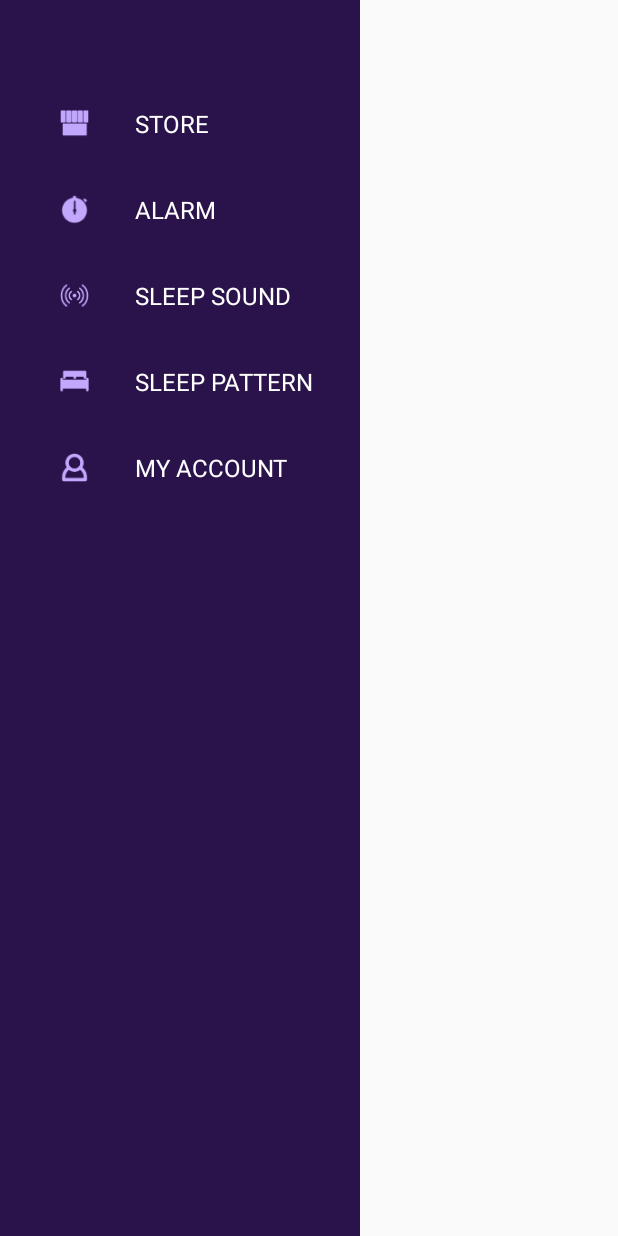
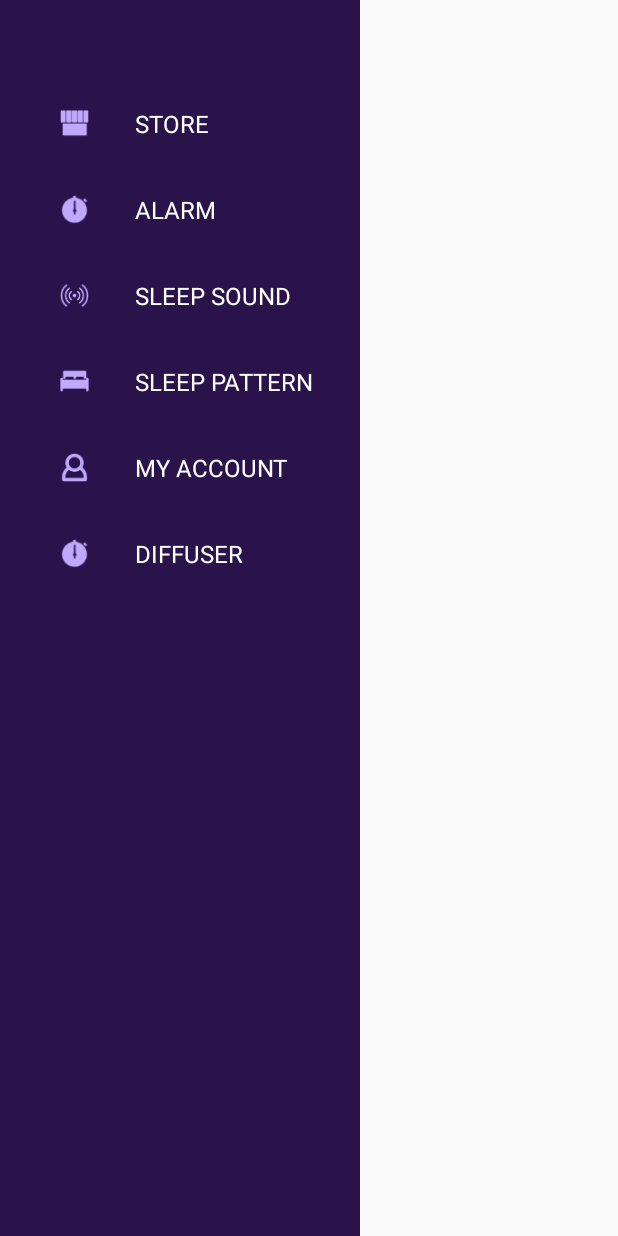
Before and after one commit to DDAMDOO/mollo, an Android app: the layout drawer.xml on its own in the app's theme, with its tools: preview values and no code run, on a phone screen of 412 x 824 dp. Run offline under Robolectric (Android 15) with nearby library versions, the phone set to English and light mode, and no system bars; Roboto replaces fonts that are not available here.

Commit message:
add Diffuser Info activity

```diff
--- a/app/src/main/res/layout/drawer.xml
+++ b/app/src/main/res/layout/drawer.xml
@@ -27,7 +27,7 @@
             android:textSize="16sp"
             android:textColor="#fff"
             android:text="@string/store"
-            app:fontName="RoundB"/>
+            app:fontName="RoundB" />
     </LinearLayout>
 
     <LinearLayout
@@ -122,7 +122,30 @@
             app:fontName="RoundB"/>
     </LinearLayout>
 
+//추가부분 디퓨져 탭
 
+    <LinearLayout
+        android:id="@+id/llDiffuser"
+        android:layout_width="match_parent"
+        android:layout_height="wrap_content"
+        android:orientation="horizontal"
+        android:layout_marginTop="35dp">
+
+        <ImageView
+            android:layout_width="20.5dp"
+            android:layout_height="19dp"
+            android:layout_gravity="center_vertical"
+            android:src="@mipmap/icon_alarm"/>
+
+        <TextView
+            android:layout_width="wrap_content"
+            android:layout_height="wrap_content"
+            android:layout_marginLeft="30dp"
+            android:textSize="16sp"
+            android:textColor="#fff"
+            android:text="@string/diffuser"
+            app:fontName="RoundB"/>
+    </LinearLayout>
 
 
 </LinearLayout>
```
Also changed, not shown: app/src/main/AndroidManifest.xml (+10 -6 lines), app/src/main/java/themollo/app/mollo/DiffuserInfo.java (added, +13 -0 lines), app/src/main/java/themollo/app/mollo/home/HomeActivity.java (+8 -1 lines), app/src/main/res/layout/activity_diffuser_info.xml (added, +9 -0 lines), app/src/main/res/layout/temp.xml (+12 -0 lines), app/build.gradle (line endings or trailing spaces).
